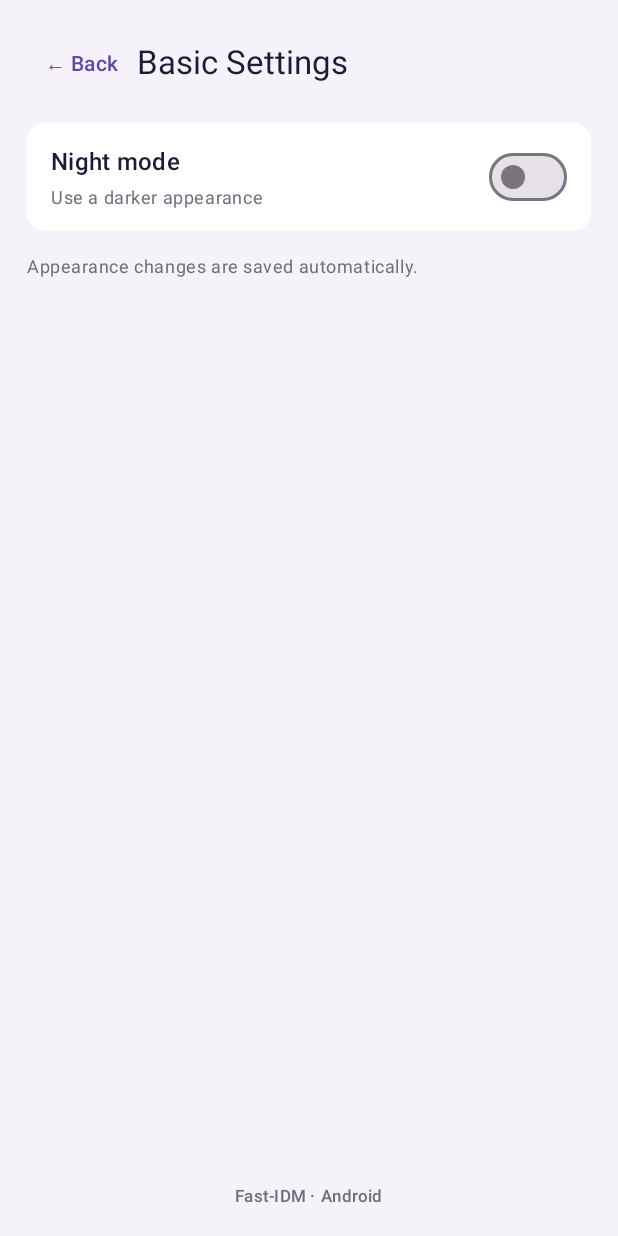
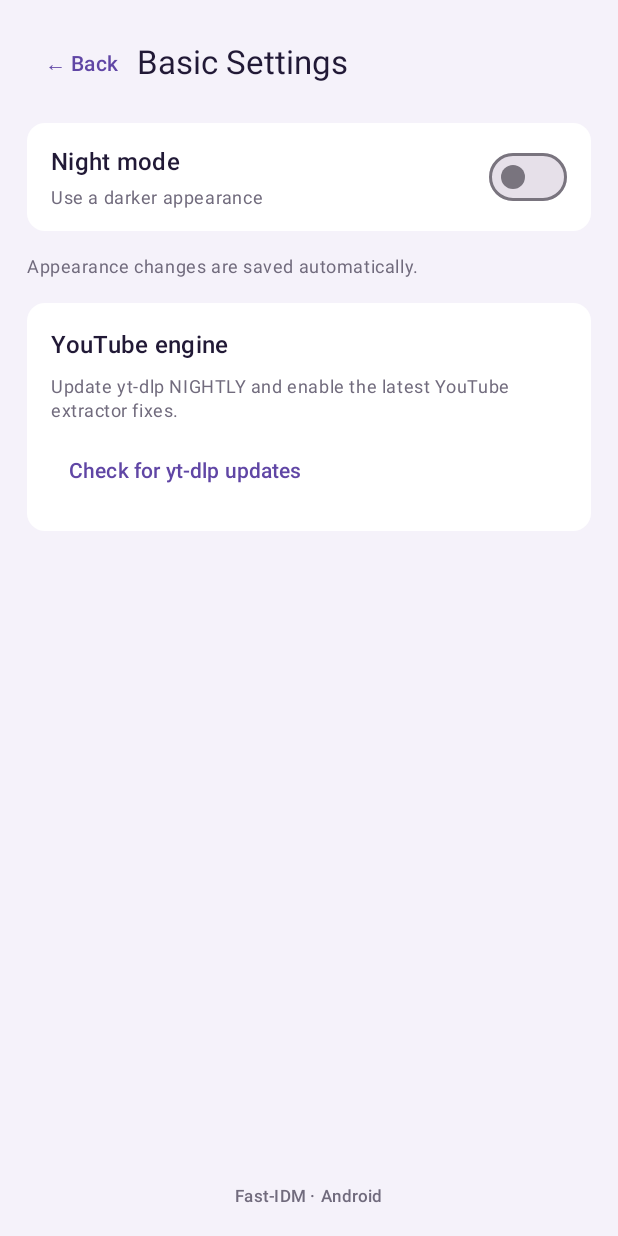
Before and after one commit to drsumon200/Fast-IDM, an Android app built with Jetpack Compose: the screen it shows after launch (MainActivity), after a tap on "Settings", on a phone screen of 412 x 824 dp. Run offline under Robolectric (Android 15) with nearby library versions, the phone set to English and light mode, and no system bars; 1 statement that could not run was skipped.

Commit message:
Add yt-dlp update action to Settings without changing Home UI

```diff
--- a/android/app/src/main/java/com/drsumon/fastidm/MainActivity.kt
+++ b/android/app/src/main/java/com/drsumon/fastidm/MainActivity.kt
@@ -69,6 +69,7 @@ class MainActivity : ComponentActivity() {
                             getSharedPreferences("fastidm_settings", MODE_PRIVATE).edit().putBoolean("dark_mode", enabled).apply()
                         },
                         onEnqueue = ::enqueueDownload,
+                        onUpdateYtDlp = ::requestYtDlpUpdate,
                         onRefresh = ::queryDownloads,
                         onHistory = ::queryHistory,
                         onStartVideo = { url, quality ->
@@ -85,6 +86,20 @@ class MainActivity : ComponentActivity() {
                     )
                 }
             }
+        }
+        maybeStartYtDlpAutoUpdate()
+    }
+    private fun requestYtDlpUpdate() {
+        val service = Intent(this, YtDlpDownloadService::class.java).setAction(YtDlpDownloadService.ACTION_UPDATE)
+        ContextCompat.startForegroundService(this, service)
+        Toast.makeText(this, "yt-dlp NIGHTLY update queued", Toast.LENGTH_SHORT).show()
+    }
+    private fun maybeStartYtDlpAutoUpdate() {
+        val last = getSharedPreferences(YtDlpDownloadService.PREFS, MODE_PRIVATE)
+            .getLong("yt_dlp_last_successful_update", 0L)
+        if (System.currentTimeMillis() - last >= YtDlpDownloadService.AUTO_UPDATE_INTERVAL_MS) {
+            val service = Intent(this, YtDlpDownloadService::class.java).setAction(YtDlpDownloadService.ACTION_AUTO_UPDATE)
+            ContextCompat.startForegroundService(this, service)
         }
     }
     override fun onNewIntent(intent: Intent) {
@@ -368,6 +383,7 @@ private fun FastIdmHome(
     darkMode: Boolean,
     onNightModeChanged: (Boolean) -> Unit,
     onEnqueue: (String) -> String,
+    onUpdateYtDlp: () -> Unit,
     onRefresh: () -> List<DownloadItem>,
     onHistory: () -> List<HistoryItem>,
     onStartVideo: (String, String) -> Unit,
@@ -437,6 +453,7 @@ private fun FastIdmHome(
         BasicSettingsScreen(
             darkMode = darkMode,
             onNightModeChanged = onNightModeChanged,
+            onUpdateYtDlp = onUpdateYtDlp,
             onBack = { showSettings = false }
         )
         return
@@ -906,6 +923,7 @@ private fun InAppBrowserScreen(
 private fun BasicSettingsScreen(
     darkMode: Boolean,
     onNightModeChanged: (Boolean) -> Unit,
+    onUpdateYtDlp: () -> Unit,
     onBack: () -> Unit
 ) {
     val bg = if (darkMode) androidx.compose.ui.graphics.Color(0xFF121018) else androidx.compose.ui.graphics.Color(0xFFF5F2FA)
@@ -938,6 +956,13 @@ private fun BasicSettingsScreen(
             }
         }
         Text("Appearance changes are saved automatically.", color = muted, style = MaterialTheme.typography.bodySmall)
+        Card(modifier = Modifier.fillMaxWidth(), colors = CardDefaults.cardColors(containerColor = panel)) {
+            Column(Modifier.fillMaxWidth().padding(16.dp), verticalArrangement = Arrangement.spacedBy(8.dp)) {
+                Text("YouTube engine", color = ink, style = MaterialTheme.typography.titleMedium)
+                Text("Update yt-dlp NIGHTLY and enable the latest YouTube extractor fixes.", color = muted, style = MaterialTheme.typography.bodySmall)
+                TextButton(onClick = onUpdateYtDlp) { Text("Check for yt-dlp updates", color = accent) }
+            }
+        }
         Spacer(Modifier.weight(1f))
         Text("Fast-IDM · Android", color = muted, style = MaterialTheme.typography.labelSmall, modifier = Modifier.align(androidx.compose.ui.Alignment.CenterHorizontally))
     }
```
